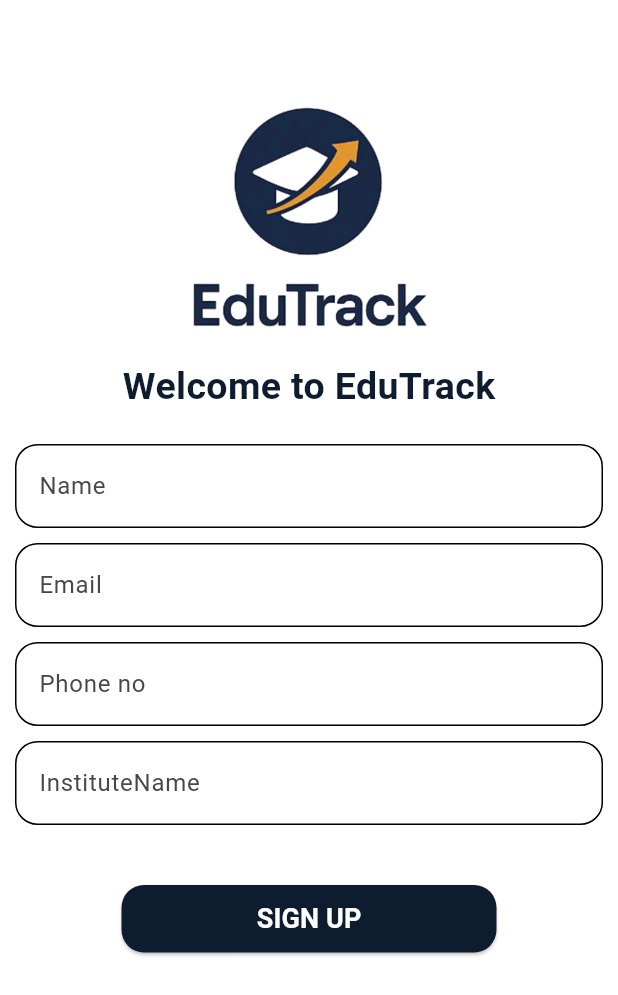
After one commit to mohd-kadir/edu_track, a Flutter app: the screen it shows after launch, after a tap on "Sign Up", on a phone screen of 412 x 824 dp. The commit adds this screen. Shown: the top 995 px of the screen. Run offline on Flutter 3.47's test engine with Material 3 defaults, Android fonts, the phone set to English and light mode, and no system bars; network calls fail.

Commit message:
Add SignUp Screen and some feature

```diff
--- a/lib/DashboardScreen.dart
+++ b/lib/DashboardScreen.dart
@@ -65,7 +65,7 @@ class _DashboardScreenState extends State<DashboardScreen> {
             ),
             Text(
               "Ready to continue learning?",
-              style: TextStyle(color: Colors.white,fontSize: 15),
+              style: TextStyle(color: Colors.white,fontSize: 12),
             ),
           ],
         )
--- a/lib/LoginScreen.dart
+++ b/lib/LoginScreen.dart
@@ -1,4 +1,5 @@
 import 'package:edu_track/HomeScreen.dart';
+import 'package:edu_track/SignupScreen.dart';
 import 'package:flutter/cupertino.dart';
 import 'package:flutter/material.dart';
 
@@ -14,6 +15,7 @@ class _LoginSreenState extends State<LoginSreen> {
     var password = TextEditingController();
 
     return Scaffold(
+      resizeToAvoidBottomInset: false,
       backgroundColor: Colors.white,
       body: SingleChildScrollView(
         physics: ClampingScrollPhysics(),
@@ -28,11 +30,7 @@ class _LoginSreenState extends State<LoginSreen> {
                 child: Column(
                   mainAxisAlignment: MainAxisAlignment.center,
                   children: [
-                    Container(
-                      height: 250,
-                      width: 250,
-                      child: Image.asset("assets/images/logo.png"),
-                    ),
+                    Image.asset("assets/images/logo.png",height: 250, width: 250,fit: BoxFit.cover,),
                     SizedBox(height: 40),
                     TextField(
                       keyboardType: TextInputType.text,
@@ -110,7 +108,9 @@ class _LoginSreenState extends State<LoginSreen> {
                       mainAxisAlignment: MainAxisAlignment.center,
                       children: [
                         Text("Don't have an account? "),
-                        InkWell(child: Text("Sign Up",style: TextStyle(color: Color(0xffE3A01F),fontWeight: FontWeight.bold),))
+                        InkWell(onTap:(){
+                          Navigator.push(context, MaterialPageRoute(builder: (context) => SignupScreen(),));
+                        } ,child: Text("Sign Up",style: TextStyle(color: Color(0xffE3A01F),fontWeight: FontWeight.bold),))
                       ],
                     )
                   ],
--- /dev/null
+++ b/lib/SignupScreen.dart
@@ -0,0 +1,135 @@
+import 'package:edu_track/LoginScreen.dart';
+import 'package:flutter/cupertino.dart';
+import 'package:flutter/material.dart';
+
+class SignupScreen extends StatefulWidget {
+  @override
+  State<SignupScreen> createState() => _SignupScreenState();
+}
+
+class _SignupScreenState extends State<SignupScreen> {
+
+  var name = TextEditingController();
+  var emailId = TextEditingController();
+  var phoneNo = TextEditingController();
+  var instituteName = TextEditingController();
+
+  @override
+  Widget build(BuildContext context) {
+    return Scaffold(
+      resizeToAvoidBottomInset: false,
+      backgroundColor: Colors.white,
+      body: Center(
+        child: Padding(
+          padding: const EdgeInsets.fromLTRB(10, 40, 10,20),
+          child: Column(
+            mainAxisAlignment: MainAxisAlignment.start,
+            children: [
+              Image.asset(
+                "assets/images/logo.png",
+                height: 200,
+                width: 200,
+                fit: BoxFit.cover,
+              ),
+              Text(
+                "Welcome to EduTrack",
+                style: TextStyle(
+                  fontSize: 25,
+                  fontWeight: FontWeight.bold,
+                  color: Color(0xff0D1C2E),
+                ),
+              ),
+              SizedBox(height: 20,),
+              TextField(
+                keyboardType: TextInputType.text,
+                controller: name,
+                decoration: InputDecoration(
+                  hintText: "Name",
+                  enabledBorder: OutlineInputBorder(
+                    borderRadius: BorderRadius.circular(15),
+                  ),
+                  focusedBorder: OutlineInputBorder(
+                    borderRadius: BorderRadius.circular(15),
+                    borderSide: BorderSide(color: Color(0xff0D1C2E), width: 2),
+                  ),
+                ),
+              ),
+              SizedBox(height: 10,),
+              TextField(
+                keyboardType: TextInputType.emailAddress,
+                controller: emailId,
+                decoration: InputDecoration(
+                  hintText: "Email",
+                  enabledBorder: OutlineInputBorder(
+                    borderRadius: BorderRadius.circular(15),
+                  ),
+                  focusedBorder: OutlineInputBorder(
+                    borderRadius: BorderRadius.circular(15),
+                    borderSide: BorderSide(color: Color(0xff0D1C2E), width: 2),
+                  ),
+                ),
+              ),
+              SizedBox(height: 10,),
+              TextField(
+                keyboardType: TextInputType.number,
+                controller: phoneNo,
+                decoration: InputDecoration(
+                  hintText: "Phone no",
+                  enabledBorder: OutlineInputBorder(
+                    borderRadius: BorderRadius.circular(15),
+                  ),
+                  focusedBorder: OutlineInputBorder(
+                    borderRadius: BorderRadius.circular(15),
+                    borderSide: BorderSide(color: Color(0xff0D1C2E), width: 2),
+                  ),
+                ),
+              ),
+              SizedBox(height: 10,),
+              TextField(
+                keyboardType: TextInputType.text,
+                controller: instituteName,
+                decoration: InputDecoration(
+                  hintText: "InstituteName",
+                  enabledBorder: OutlineInputBorder(
+                    borderRadius: BorderRadius.circular(15),
+                  ),
+                  focusedBorder: OutlineInputBorder(
+                    borderRadius: BorderRadius.circular(15),
+                    borderSide: BorderSide(color: Color(0xff0D1C2E), width: 2),
+                  ),
+                ),
+              ),
+              SizedBox(height: 40),
+              SizedBox(
+                width: 250,
+                height: 45,
+                child: ElevatedButton(
+                  onPressed: () {
+                    Navigator.push(
+                      context,
+                      MaterialPageRoute(builder: (context) => LoginSreen()),
+                    );
+                  },
+                  style: ElevatedButton.styleFrom(
+                    backgroundColor: Color(0xff0D1C2E),
+                    shape: RoundedRectangleBorder(
+                      borderRadius: BorderRadius.circular(15),
+                    ),
+                  ),
+                  child: Text(
+                    "SIGN UP",
+                    style: TextStyle(
+                      color: Colors.white,
+                      fontSize: 18,
+                      fontWeight: FontWeight.bold,
+                    ),
+                  ),
+                ),
+              ),
+            ],
+          ),
+        ),
+      ),
+    );
+  }
+}
```
